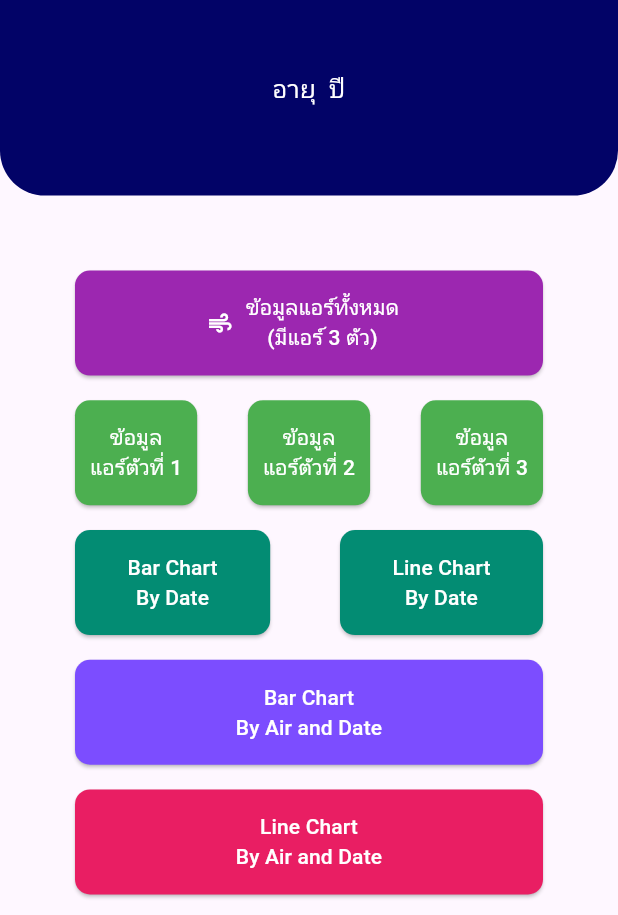
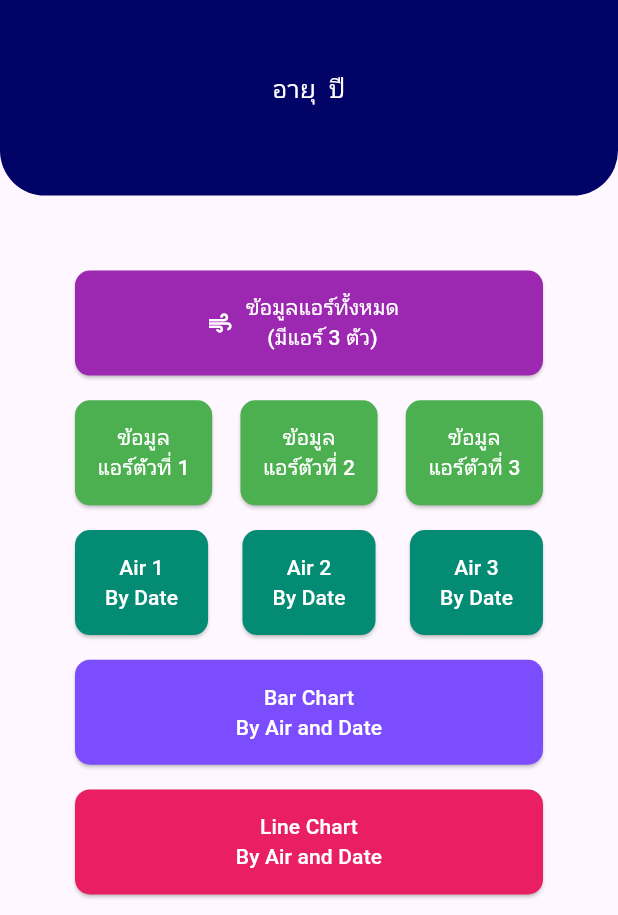
Before and after one commit to mymiragez/iot_test_project, a Flutter app: the HomeUI screen opened directly with empty values, on a phone screen of 412 x 824 dp, the part 321-1236 px from its top. Run offline on Flutter 3.47's test engine with Material 3 defaults, Android fonts, the phone set to English and light mode, and no system bars; our stand-ins replace google_fonts, syncfusion_flutter_charts, syncfusion_flutter_datagrid; missing offline and left inert: syncfusion_flutter_core; Roboto replaces fonts that are missing (Kanit).

```diff
--- a/lib/utils/host.dart
+++ b/lib/utils/host.dart
@@ -1,3 +1,5 @@
 class Host {
-  static String hostUrl = 'http://192.168.1.108'; // 'http://172.17.36.7'; //ip address or 'https://ekkanut.sautechnology.com'
+  // static String hostUrl = //'http://192.168.1.108';
+  static String hostUrl = 'http://172.17.36.7';
+  //ip address or 'https://ekkanut.sautechnology.com'
 }
--- a/lib/views/home_ui.dart
+++ b/lib/views/home_ui.dart
@@ -3,6 +3,9 @@
 import 'package:flutter/material.dart';
 import 'package:iot_test_project/models/user.dart';
 import 'package:iot_test_project/views/login_ui.dart';
+import 'package:iot_test_project/views/show_air1_linegraph_ui.dart';
+import 'package:iot_test_project/views/show_air2_linegraph_ui.dart';
+import 'package:iot_test_project/views/show_air3_linegraph_ui.dart';
 import 'package:iot_test_project/views/show_value_iot01.dart';
 import 'package:iot_test_project/views/show_value_iot02.dart';
 import 'package:iot_test_project/views/show_value_iot03.dart';
@@ -87,9 +90,11 @@ class _HomeUIState extends State<HomeUI> {
                               {
                                 setState(() {
                                   widget.user!.userId = value.userId;
-                                  widget.user!.userFullname = value.userFullname;
+                                  widget.user!.userFullname =
+                                      value.userFullname;
                                   widget.user!.userName = value.userName;
-                                  widget.user!.userPassword = value.userPassword;
+                                  widget.user!.userPassword =
+                                      value.userPassword;
                                   widget.user!.userAge = value.userAge;
                                 }),
                               }
@@ -182,7 +187,7 @@ class _HomeUIState extends State<HomeUI> {
                                 borderRadius: BorderRadius.circular(10),
                               ),
                               padding: EdgeInsets.symmetric(
-                                horizontal: 10,
+                                horizontal: 15,
                               ),
                             ),
                           ),
@@ -212,7 +217,7 @@ class _HomeUIState extends State<HomeUI> {
                                 borderRadius: BorderRadius.circular(10),
                               ),
                               padding: EdgeInsets.symmetric(
-                                horizontal: 10,
+                                horizontal: 15,
                               ),
                             ),
                           ),
@@ -242,7 +247,7 @@ class _HomeUIState extends State<HomeUI> {
                                 borderRadius: BorderRadius.circular(10),
                               ),
                               padding: EdgeInsets.symmetric(
-                                horizontal: 10,
+                                horizontal: 15,
                               ),
                             ),
                           ),
@@ -255,9 +260,16 @@ class _HomeUIState extends State<HomeUI> {
                         mainAxisAlignment: MainAxisAlignment.spaceBetween,
                         children: [
                           ElevatedButton(
-                            onPressed: () {},
+                            onPressed: () {
+                              Navigator.push(
+                                context,
+                                MaterialPageRoute(
+                                  builder: (context) => ShowAir1LinegraphUI(),
+                                ),
+                              );
+                            },
                             child: Text(
-                              'Bar Chart\nBy Date',
+                              'Air 1\nBy Date',
                               textAlign: TextAlign.center,
                               style: TextStyle(
                                 color: Colors.white,
@@ -273,14 +285,20 @@ class _HomeUIState extends State<HomeUI> {
                                 borderRadius: BorderRadius.circular(10),
                               ),
                               padding: EdgeInsets.symmetric(
-                                horizontal: 35,
+                                horizontal: 20,
                               ),
                             ),
                           ),
                           ElevatedButton(
-                            onPressed: () {},
+                            onPressed: () {
+                              Navigator.push(
+                                context,
+                                MaterialPageRoute(
+                                  builder: (context) => ShowAir2LinegraphUI(),
+                                ),
+                              );},
                             child: Text(
-                              'Line Chart\nBy Date',
+                              'Air 2\nBy Date',
                               textAlign: TextAlign.center,
                               style: TextStyle(
                                 color: Colors.white,
@@ -296,7 +314,36 @@ class _HomeUIState extends State<HomeUI> {
                                 borderRadius: BorderRadius.circular(10),
                               ),
                               padding: EdgeInsets.symmetric(
-                                horizontal: 35,
+                                horizontal: 20,
+                              ),
+                            ),
+                          ),
+                          ElevatedButton(
+                            onPressed: () {
+                              Navigator.push(
+                                context,
+                                MaterialPageRoute(
+                                  builder: (context) => ShowAir3LinegraphUI(),
+                                ),
+                              );},
+                            child: Text(
+                              'Air 3\nBy Date',
+                              textAlign: TextAlign.center,
+                              style: TextStyle(
+                                color: Colors.white,
+                              ),
+                            ),
+                            style: ElevatedButton.styleFrom(
+                              backgroundColor: Color.fromARGB(255, 3, 140, 115),
+                              fixedSize: Size(
+                                double.infinity,
+                                70,
+                              ),
+                              shape: RoundedRectangleBorder(
+                                borderRadius: BorderRadius.circular(10),
+                              ),
+                              padding: EdgeInsets.symmetric(
+                                horizontal: 20,
                               ),
                             ),
                           ),
--- a/pubspec.yaml
+++ b/pubspec.yaml
@@ -46,6 +46,7 @@ dev_dependencies:
   syncfusion_flutter_charts: ^25.1.35 #Show Chart
   syncfusion_flutter_datagrid: ^25.1.35 #Show Table
   syncfusion_flutter_core: ^25.1.35 #ใช้ทำ theme
+  intl: ^0.19.0
 
   # The "flutter_lints" package below contains a set of recommended lints to
   # encourage good coding practices. The lint set provided by the package is
```
Also changed, not shown: lib/models/roomtemp.dart (+11 -4 lines), lib/services/call_api.dart (+29 -0 lines), lib/views/show_air1_linegraph_ui.dart (added, +213 -0 lines), lib/views/show_air2_linegraph_ui.dart (added, +37 -0 lines), lib/views/show_air3_linegraph_ui.dart (added, +37 -0 lines), pubspec.lock.
